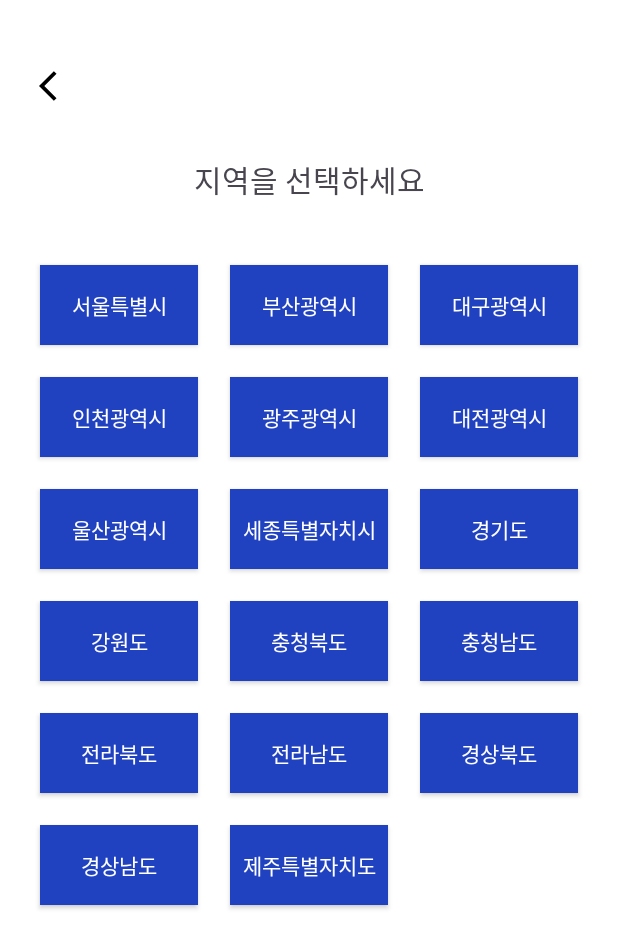
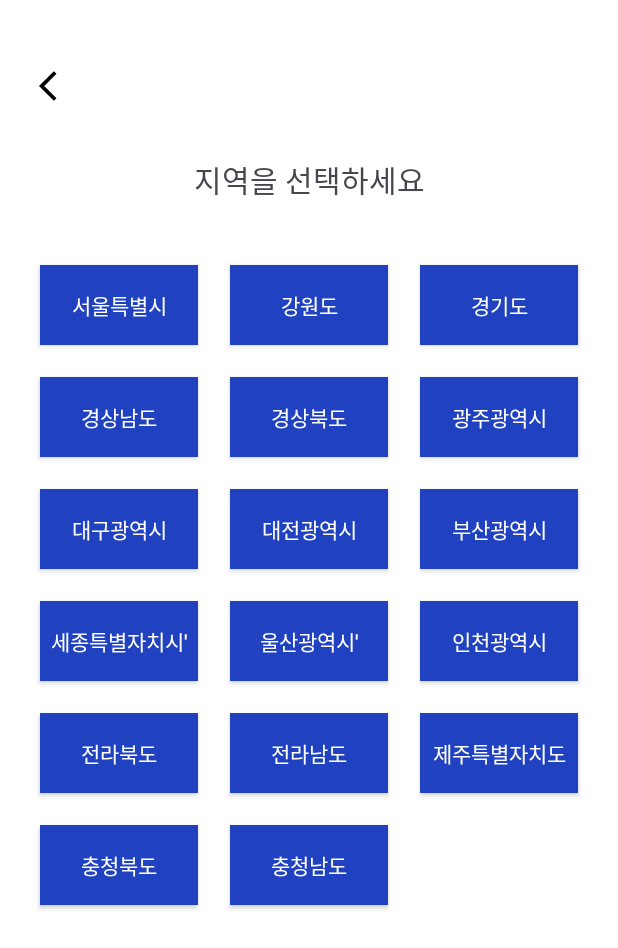
Before and after one commit to bavuchoko/golf_android, an Android app: the MyPlaceSettingActivity screen opened directly, with no data from a screen before it, on a phone screen of 412 x 824 dp. Shown: the top 948 px of the screen. Run offline under Robolectric (Android 15) with nearby library versions, the light colour scheme and no system bars.

Commit message:
지역 서울 제외 지역명으로 내림차순

```diff
--- a/app/src/main/java/com/bavuchoko/jsparkgolf/ui/region/MyPlaceSettingActivity.kt
+++ b/app/src/main/java/com/bavuchoko/jsparkgolf/ui/region/MyPlaceSettingActivity.kt
@@ -36,10 +36,8 @@ class MyPlaceSettingActivity : AppCompatActivity() {
 
         val gridLayout = findViewById<GridLayout>(R.id.grid_sido)
         val sidoList = listOf(
-            "서울특별시", "부산광역시", "대구광역시", "인천광역시", "광주광역시",
-            "대전광역시", "울산광역시", "세종특별자치시", "경기도", "강원도",
-            "충청북도", "충청남도", "전라북도", "전라남도", "경상북도",
-            "경상남도", "제주특별자치도"
+            "서울특별시", "강원도", "경기도", "경상남도", "경상북도", "광주광역시", "대구광역시", "대전광역시", "부산광역시",
+            "세종특별자치시'", "울산광역시'", "인천광역시","전라북도","전라남도","제주특별자치도","충청북도","충청남도"
         )
 
         for (sido in sidoList) {
```
